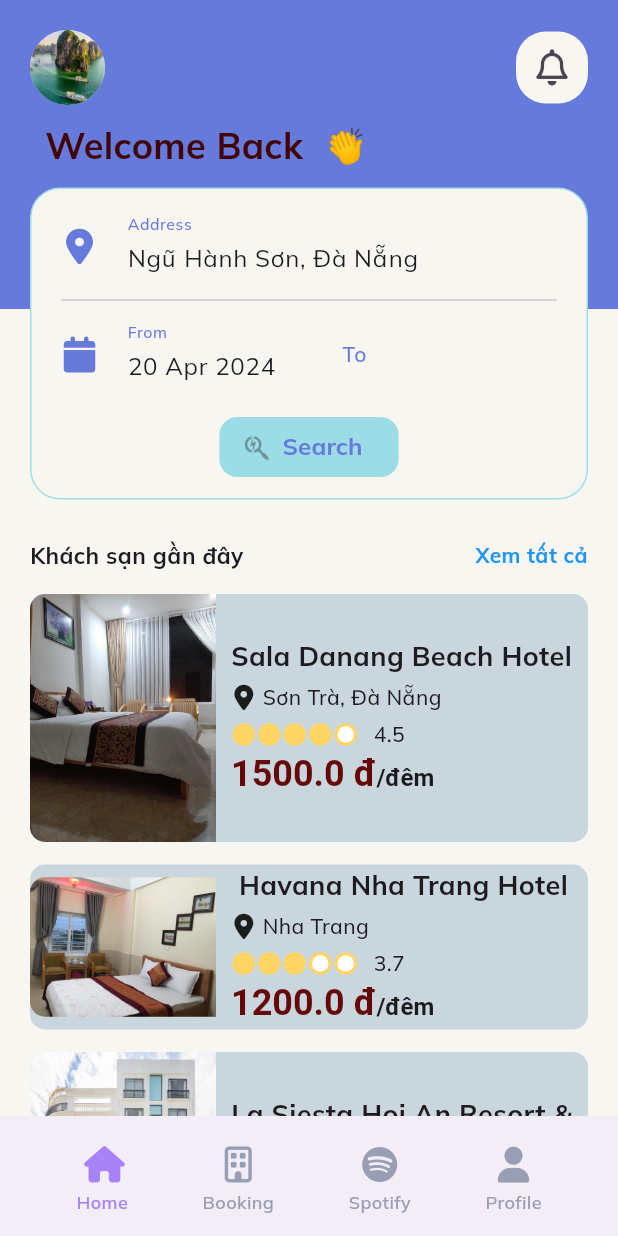
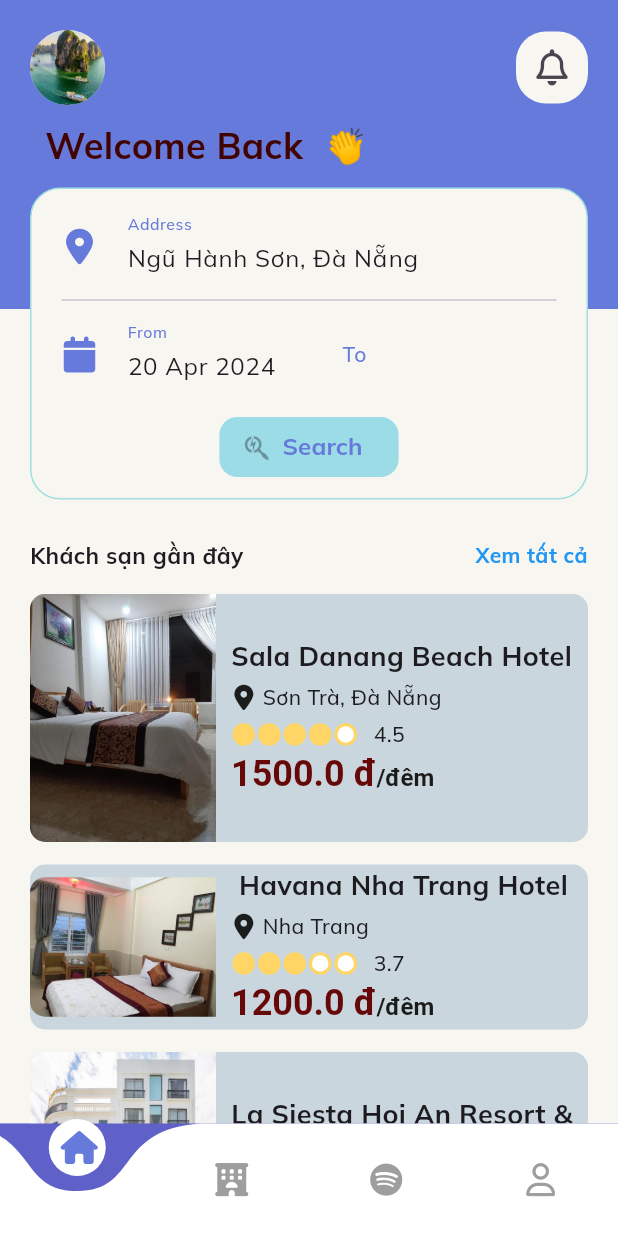
Before and after one commit to Ptn1912/Booking_hotel, a Flutter app: the screen it shows after launch, on a phone screen of 412 x 824 dp. Run offline on Flutter 3.47's test engine with Material 3 defaults, Android fonts, the light colour scheme and no system bars; drawn by our look-alikes of curved_navigation_bar; our stand-ins replace flutter_riverpod, font_awesome_flutter, google_fonts, google_maps_flutter, riverpod_annotation; missing offline and left inert: flutter_config; generated files the repository leaves out were written again.

Commit message:
add bottom navbar

```diff
--- a/lib/main.dart
+++ b/lib/main.dart
@@ -4,6 +4,8 @@ import 'package:google_fonts/google_fonts.dart';
 import 'package:booking_hotel/pages/welcome_page.dart.dart';
 import 'package:booking_hotel/pages/homepage.dart';
 import 'package:flutter_config/flutter_config.dart';
+
+import 'widgets/bottom_navbar.dart';
 
 void main() async {
   WidgetsFlutterBinding.ensureInitialized();
@@ -25,7 +27,7 @@ class MyApp extends StatelessWidget {
           Theme.of(context).textTheme,
         ),
       ),
-      home: const HotelPage(),
+      home: BottomNavBar(),
     );
   }
 }
--- a/lib/pages/booking_page.dart
+++ b/lib/pages/booking_page.dart
@@ -5,7 +5,6 @@ import 'package:flutter_riverpod/flutter_riverpod.dart';
 import 'package:font_awesome_flutter/font_awesome_flutter.dart';
 import '../constant/color.dart';
 import '../providers/all_hotels_provider.dart';
-import '../widgets/custom_nav_bar.dart';
 import '../widgets/list_hotel_card.dart';
 
 List<String> imageTexts = [
@@ -86,7 +85,7 @@ class _BookingPageState extends State<BookingPage> {
   @override
   Widget build(BuildContext context) {
     return Scaffold(
-      bottomNavigationBar: const CustomNavBar(index: 1),
+      // bottomNavigationBar: const CustomNavBar(index: 1),
       body: SafeArea(
         child: SingleChildScrollView(
           // controller: _scrollController,
--- a/lib/pages/homepage.dart
+++ b/lib/pages/homepage.dart
@@ -1,6 +1,5 @@
 import 'package:booking_hotel/providers/all_hotels_provider.dart';
 import 'package:booking_hotel/widgets/custom_button.dart';
-import 'package:booking_hotel/widgets/custom_nav_bar.dart';
 import 'package:booking_hotel/widgets/custom_text_field.dart';
 import 'package:booking_hotel/widgets/hotel_card.dart';
 import 'package:flutter/material.dart';
@@ -19,7 +18,7 @@ class HotelPage extends StatelessWidget {
   Widget build(BuildContext context) {
     final size = MediaQuery.of(context).size;
     return Scaffold(
-      bottomNavigationBar: const CustomNavBar(index: 0),
+      // bottomNavigationBar: const CustomNavBar(index: 0),
       backgroundColor: tPrimaryColor,
       body: SafeArea(
         bottom: false,
--- /dev/null
+++ b/lib/widgets/bottom_navbar.dart
@@ -0,0 +1,52 @@
+import 'package:booking_hotel/constant/color.dart';
+import 'package:booking_hotel/pages/booking_page.dart';
+import 'package:booking_hotel/pages/homepage.dart';
+import 'package:flutter/material.dart';
+import 'package:curved_navigation_bar/curved_navigation_bar.dart';
+import 'package:font_awesome_flutter/font_awesome_flutter.dart';
+
+class BottomNavBar extends StatefulWidget {
+  BottomNavBar({Key? key}) : super(key: key);
+
+  @override
+  State<BottomNavBar> createState() => _BottomNavBarState();
+}
+
+class _BottomNavBarState extends State<BottomNavBar> {
+  int _page = 0;
+
+  GlobalKey<CurvedNavigationBarState> _bottomNavigationKey = GlobalKey();
+
+  final List<Widget> _screens = [
+    HotelPage(),
+    BookingPage(),
+    HotelPage(),
+    HotelPage(),
+  ];
+
+  @override
+  Widget build(BuildContext context) {
+    return Scaffold(
+      bottomNavigationBar: CurvedNavigationBar(
+        backgroundColor: Color.fromARGB(255, 95, 97, 200),
+        key: _bottomNavigationKey,
+        items: <Widget>[
+          Icon(FontAwesomeIcons.home,
+              size: 22, color: _page == 0 ? tPrimaryColor : Colors.grey),
+          Icon(FontAwesomeIcons.hotel,
+              size: 22, color: _page == 1 ? tPrimaryColor : Colors.grey),
+          Icon(FontAwesomeIcons.spotify,
+              size: 22, color: _page == 2 ? tPrimaryColor : Colors.grey),
+          Icon(FontAwesomeIcons.user,
+              size: 22, color: _page == 3 ? tPrimaryColor : Colors.grey),
+        ],
+        onTap: (index) {
+          setState(() {
+            _page = index;
+          });
+        },
+      ),
+      body: _screens[_page],
+    );
+  }
+}
--- a/lib/widgets/custom_nav_bar.dart
+++ /dev/null
@@ -1,107 +0,0 @@
-import 'package:booking_hotel/constant/color.dart';
-import 'package:booking_hotel/constant/image.dart';
-import 'package:booking_hotel/pages/booking_page.dart';
-import 'package:booking_hotel/pages/homepage.dart';
-import 'package:flutter/cupertino.dart';
-import 'package:flutter/material.dart';
-import 'package:font_awesome_flutter/font_awesome_flutter.dart';
-import 'package:google_fonts/google_fonts.dart';
-
-class CustomNavBar extends StatelessWidget {
-  final int index;
-  const CustomNavBar({required this.index, super.key});
-
-  @override
-  Widget build(BuildContext context) {
-    return BottomAppBar(
-      child: Padding(
-        padding: const EdgeInsets.only(top: 6.0, left: 10.0, right: 10.0),
-        child: Row(
-          mainAxisAlignment: MainAxisAlignment.spaceAround,
-          children: [
-            _NavBarIcon(
-              icondata: FontAwesomeIcons.home,
-              text: 'Home',
-              isSelected: index == 0,
-              onTap: () {
-                Navigator.pushReplacement(context,
-                    MaterialPageRoute(builder: (context) => HotelPage()));
-              },
-            ),
-            _NavBarIcon(
-              icondata: FontAwesomeIcons.building,
-              text: 'Booking',
-              isSelected: index == 1,
-              onTap: () {
-                Navigator.pushReplacement(context,
-                    MaterialPageRoute(builder: (context) => BookingPage()));
-              },
-            ),
-            _NavBarIcon(
-              icondata: FontAwesomeIcons.spotify,
-              text: 'Spotify',
-              isSelected: index == 3,
-              onTap: () {
-                // Navigator.pushReplacement(
-                //     context, MaterialPageRoute(builder: (context) =>  ));
-              },
-            ),
-            _NavBarIcon(
-              icondata: FontAwesomeIcons.solidUser,
-              text: 'Profile',
-              isSelected: index == 4,
-              onTap: () {
-                // Navigator.pushReplacement(
-                //     context, MaterialPageRoute(builder: (context) => Home()));
-              },
-            ),
-          ],
-        ),
-      ),
-    );
-  }
-}
-
-class _NavBarIcon extends StatelessWidget {
-  const _NavBarIcon({
-    Key? key,
-    required this.icondata,
-    required this.text,
-    this.onTap,
-    this.isSelected = false,
-  }) : super(key: key);
-
-  final IconData icondata;
-  final String text;
-  final Function()? onTap;
-  final bool isSelected;
-
-  @override
-  Widget build(BuildContext context) {
-    final color = isSelected ? tAccentColor : tnav;
-    return InkWell(
-      onTap: onTap,
-      child: Column(
-        mainAxisAlignment: MainAxisAlignment.center,
-        mainAxisSize: MainAxisSize.min,
-        children: [
-          Icon(
-            icondata,
-            color: color,
-          ),
-          const SizedBox(
-            height: 5.0,
-          ),
-          Text(
-            text,
-            style: TextStyle(
-              fontSize: 12,
-              fontWeight: FontWeight.w600,
-              color: color,
-            ),
-          )
-        ],
-      ),
-    );
-  }
-}
--- a/pubspec.yaml
+++ b/pubspec.yaml
@@ -30,12 +30,12 @@ environment:
 dependencies:
   flutter:
     sdk: flutter
-
   google_fonts: ^6.2.0
   ionicons: ^0.2.2
   # The following adds the Cupertino Icons font to your application.
   # Use with the CupertinoIcons class for iOS style icons.
   cupertino_icons: ^1.0.6
+  curved_navigation_bar: ^1.0.3
   carousel_slider: ^4.2.1
   flutter_riverpod: ^2.5.1
   riverpod_generator: ^2.2.3
@@ -54,6 +54,7 @@ dependencies:
   intl: ^0.19.0
   provider: ^6.1.2
   flutter_svg: ^2.0.10+1
+
 intl:
   ^0.17.0
   # The "flutter_lints" package below contains a set of recommended lints to
```
Also changed, not shown: pubspec.lock.
